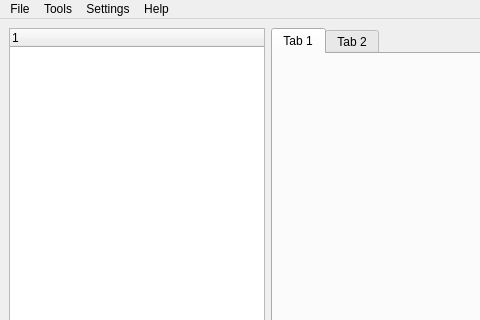
Old version of the form pytripgui/view/main_window.ui in the repository pytrip/pytripgui; both pictures show x 0 to 480 and y 0 to 320 of the 942 by 585 pixel window.
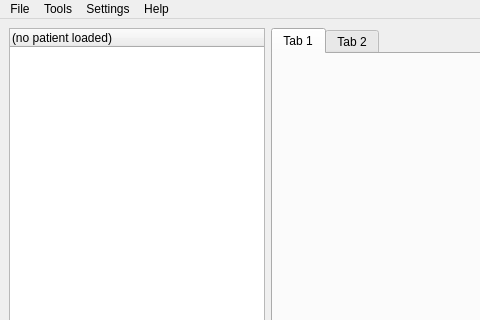
New version of the form.

What changed in the file:
```diff
--- a/pytripgui/view/main_window.ui
+++ b/pytripgui/view/main_window.ui
@@ -19,7 +19,7 @@
      <widget class="QTreeWidget" name="treeWidget">
       <column>
        <property name="text">
-        <string notr="true">1</string>
+        <string notr="true">(no patient loaded)</string>
        </property>
       </column>
      </widget>
```
